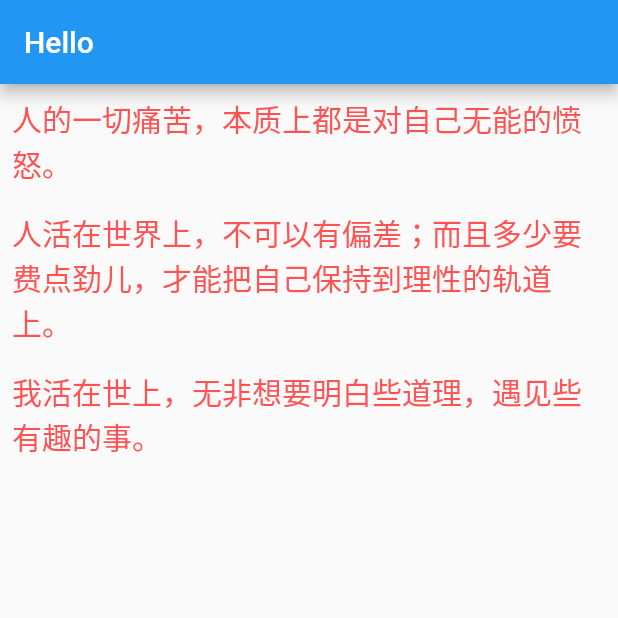
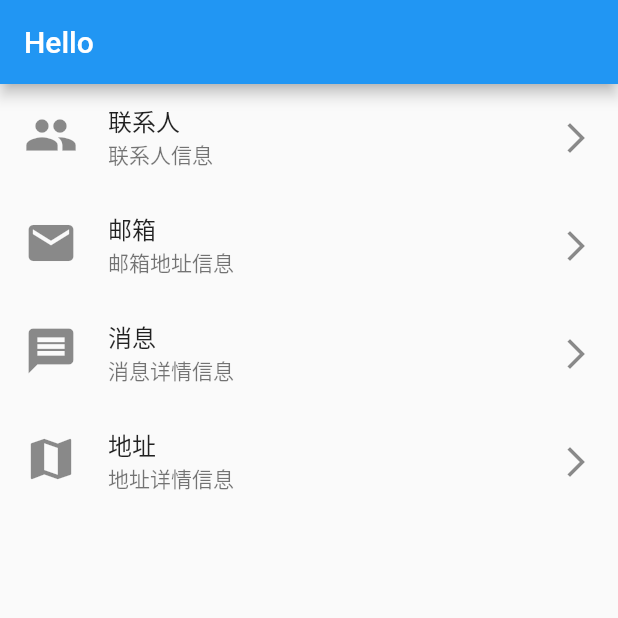
Before and after one commit to maicoder/learnFlutter, a Flutter app: the screen it shows after launch, on a phone screen of 412 x 824 dp, the top half of it. Run offline on Flutter 3.47's test engine with Material 2 defaults, Android fonts, the phone set to English and light mode, and no system bars.

Commit message:
Update main.dart

```diff
--- a/ch02/learn_flutter6/lib/main.dart
+++ b/ch02/learn_flutter6/lib/main.dart
@@ -23,23 +23,34 @@ class MyHomePage extends StatelessWidget {
 }
 
 class MyHomeBody extends StatelessWidget {
-  final textStyle = TextStyle(fontSize: 20, color: Colors.redAccent);
 
   @override
   Widget build(BuildContext context) {
     return ListView(
       children: <Widget>[
-        Padding(
-          padding: const EdgeInsets.all(8.0),
-          child: Text("人的一切痛苦，本质上都是对自己无能的愤怒。", style: textStyle,),
+        ListTile(
+          leading: Icon(Icons.people, size: 36,),
+          title: Text("联系人"),
+          subtitle: Text("联系人信息"),
+          trailing: Icon(Icons.arrow_forward_ios),
         ),
-        Padding(
-          padding: const EdgeInsets.all(8.0),
-          child: Text("人活在世界上，不可以有偏差；而且多少要费点劲儿，才能把自己保持到理性的轨道上。", style: textStyle),
+        ListTile(
+          leading: Icon(Icons.email, size: 36,),
+          title: Text("邮箱"),
+          subtitle: Text("邮箱地址信息"),
+          trailing: Icon(Icons.arrow_forward_ios),
         ),
-        Padding(
-          padding: const EdgeInsets.all(8.0),
-          child: Text("我活在世上，无非想要明白些道理，遇见些有趣的事。", style: textStyle),
+        ListTile(
+          leading: Icon(Icons.message, size: 36,),
+          title: Text("消息"),
+          subtitle: Text("消息详情信息"),
+          trailing: Icon(Icons.arrow_forward_ios),
+        ),
+        ListTile(
+          leading: Icon(Icons.map, size: 36,),
+          title: Text("地址"),
+          subtitle: Text("地址详情信息"),
+          trailing: Icon(Icons.arrow_forward_ios),
         )
       ],
     );
```
